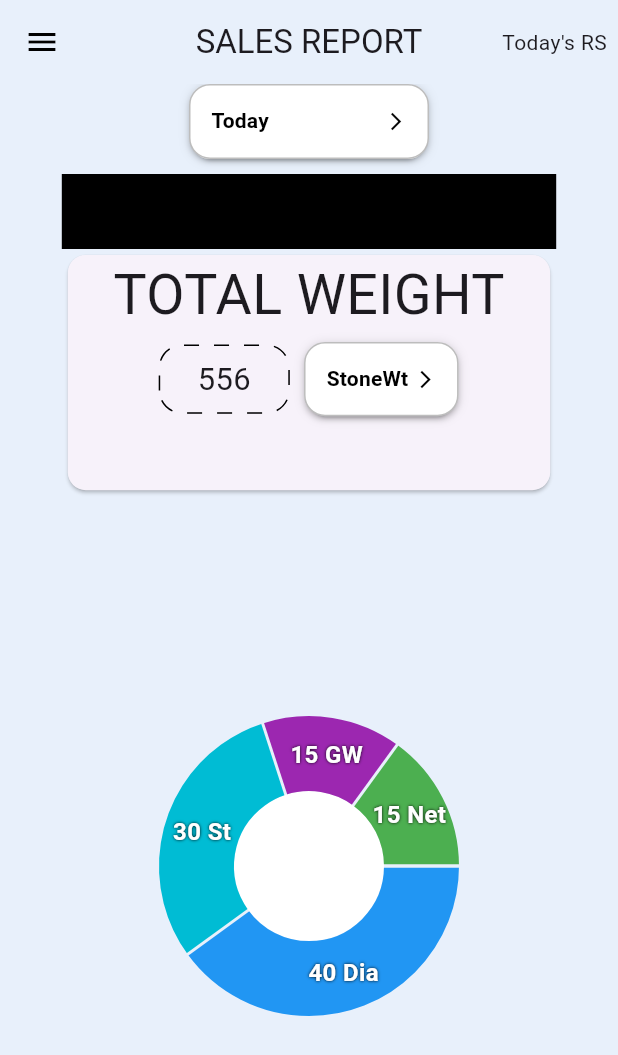
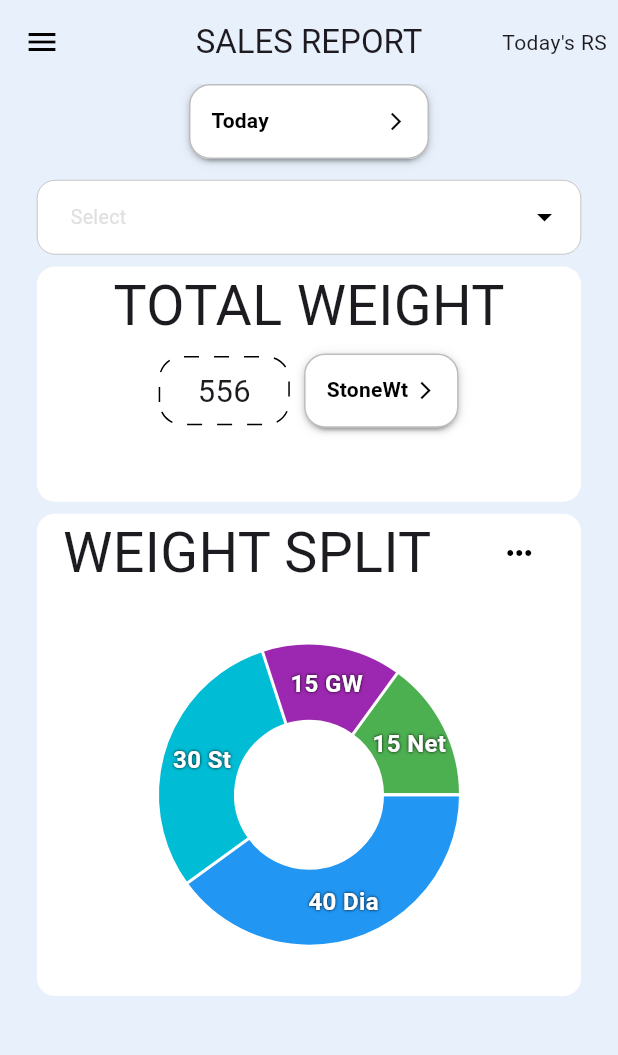
Before and after one commit to gaseer/gramboo_sales_details, a Flutter app: the screen it shows after launch, on a phone screen of 412 x 824 dp. Shown: the top 1055 px of the screen. Run offline on Flutter 3.47's test engine with Material 3 defaults, Android fonts, the phone set to English and light mode, and no system bars; drawn by our look-alikes of dotted_border, dropdown_button2, fl_chart, multi_dropdown; our stand-ins replace flutter_riverpod, fpdart.

Commit message:
Multi select dropdown and minor theme changes

```diff
--- a/lib/core/theme/theme.dart
+++ b/lib/core/theme/theme.dart
@@ -24,6 +24,9 @@ class Palette {
         foregroundColor: MaterialStatePropertyAll(iconColor),
       ),
     ),
-    cardColor: cardColor,
+    cardTheme: const CardTheme(
+      color: cardColor,
+      elevation: 0,
+    ),
   );
 }
--- a/lib/core/utilities/custom_dropDown.dart
+++ b/lib/core/utilities/custom_dropDown.dart
@@ -6,13 +6,11 @@ import 'package:gramboo_sales_details/core/theme/theme.dart';
 class CustomDropDown extends ConsumerStatefulWidget {
   final List<String> dropList;
   final StateProvider<String?> selectedValueProvider;
-  final void Function(String?) onChanged;
 
   const CustomDropDown({
     Key? key,
     required this.dropList,
     required this.selectedValueProvider,
-    required this.onChanged,
   }) : super(key: key);
 
   @override
@@ -74,7 +72,6 @@ class _CustomDropDownState extends ConsumerState<CustomDropDown> {
           ref
               .read(widget.selectedValueProvider.notifier)
               .update((state) => value);
-          widget.onChanged(value);
         },
         buttonStyleData: ButtonStyleData(
           height: 50,
--- a/lib/features/sales_report/screens/salesReport_screen.dart
+++ b/lib/features/sales_report/screens/salesReport_screen.dart
@@ -4,6 +4,10 @@ import 'package:flutter/material.dart';
 import 'package:flutter_riverpod/flutter_riverpod.dart';
 import 'package:gramboo_sales_details/core/theme/theme.dart';
 import 'package:gramboo_sales_details/core/utilities/custom_dropDown.dart';
+import 'package:multi_dropdown/enum/app_enums.dart';
+import 'package:multi_dropdown/models/chip_config.dart';
+import 'package:multi_dropdown/models/value_item.dart';
+import 'package:multi_dropdown/multiselect_dropdown.dart';
 
 import '../../../core/global_variables.dart';
 
@@ -15,7 +19,11 @@ class SalesReportScreen extends ConsumerStatefulWidget {
 }
 
 class _SalesReportScreenState extends ConsumerState<SalesReportScreen> {
-  int touchedIndex = -1;
+  final _filterController = MultiSelectController();
+
+  final touchedIndexPieProvider = StateProvider<int>((ref) {
+    return -1;
+  });
 
   final dayFilterDropValueProvider = StateProvider<String?>((ref) {
     return "Today";
@@ -26,33 +34,68 @@ class _SalesReportScreenState extends ConsumerState<SalesReportScreen> {
   });
 
   @override
+  void dispose() {
+    super.dispose();
+    _filterController.dispose();
+  }
+
+  @override
   Widget build(BuildContext context) {
-    print(ref.watch(weightDropValueProvider));
-    print(ref.watch(dayFilterDropValueProvider));
     return Scaffold(
       appBar: AppBar(
         title: const Text("SALES REPORT"),
-        actions: [Text("Today's RS  ")],
+        actions: const [
+          Text("Today's RS  "),
+        ],
       ),
       drawer: const Drawer(),
-      body: Column(
+      body: Container(
+        height: h,
+        width: w,
+        child: Column(
           children: [
             CustomDropDown(
               dropList: const ["Today", "Yesterday", "This month"],
-            onChanged: (p0) {},
               selectedValueProvider: dayFilterDropValueProvider,
             ),
             const SizedBox(
               height: 10,
             ),
-          Container(
-            height: 50,
-            width: w * .8,
-            color: Colors.black,
+            SizedBox(
+              height: h * .07,
+              width: w * .9,
+              child: Card(
+                child: MultiSelectDropDown(
+                  backgroundColor: Palette.cardColor,
+                  showClearIcon: true,
+                  controller: _filterController,
+                  onOptionSelected: (options) {},
+                  options: const <ValueItem>[
+                    ValueItem(label: 'Option 1', value: '1'),
+                    ValueItem(label: 'Option 2', value: '2'),
+                    ValueItem(label: 'Option 3', value: '3'),
+                    ValueItem(label: 'Option 4', value: '4'),
+                    ValueItem(label: 'Option 5', value: '5'),
+                    ValueItem(label: 'Option 6', value: '6'),
+                  ],
+                  maxItems: 2,
+                  disabledOptions: const [
+                    ValueItem(label: 'Option 1', value: '1')
+                  ],
+                  selectionType: SelectionType.multi,
+                  chipConfig: const ChipConfig(wrapType: WrapType.wrap),
+                  dropdownHeight: 300,
+                  optionTextStyle: const TextStyle(fontSize: 16),
+                  selectedOptionIcon: const Icon(Icons.check_circle),
                 ),
+              ),
+            ),
+
+            //weight selection card
+
             SizedBox(
               height: h * .2,
-            width: w * .8,
+              width: w * .9,
               child: Card(
                 child: Center(
                   child: Column(
@@ -63,7 +106,7 @@ class _SalesReportScreenState extends ConsumerState<SalesReportScreen> {
                           fontSize: w * .09,
                         ),
                       ),
-                    SizedBox(
+                      const SizedBox(
                         height: 5,
                       ),
                       Row(
@@ -94,8 +137,7 @@ class _SalesReportScreenState extends ConsumerState<SalesReportScreen> {
                             height: h * .06,
                             width: w * .25,
                             child: CustomDropDown(
-                            dropList: ["GW", "StoneWt", "diaWt"],
-                            onChanged: (p0) {},
+                              dropList: const ["GW", "StoneWt", "diaWt"],
                               selectedValueProvider: weightDropValueProvider,
                             ),
                           ),
@@ -106,22 +148,50 @@ class _SalesReportScreenState extends ConsumerState<SalesReportScreen> {
                 ),
               ),
             ),
+
             //Added pie chart
+            SizedBox(
+              height: h * .4,
+              width: w * .9,
+              child: Card(
+                child: Consumer(
+                  builder: (context, ref, child) {
+                    return Column(
+                      children: [
+                        Row(
+                          mainAxisAlignment: MainAxisAlignment.spaceAround,
+                          children: [
+                            Text(
+                              "WEIGHT SPLIT",
+                              style: TextStyle(
+                                fontSize: w * .09,
+                              ),
+                            ),
+                            IconButton(
+                              onPressed: () {},
+                              icon: Icon(Icons.more_horiz),
+                            ),
+                          ],
+                        ),
                         Expanded(
                           child: PieChart(
                             PieChartData(
                               pieTouchData: PieTouchData(
-                  touchCallback: (FlTouchEvent event, pieTouchResponse) {
-                    setState(() {
+                                touchCallback:
+                                    (FlTouchEvent event, pieTouchResponse) {
                                   if (!event.isInterestedForInteractions ||
                                       pieTouchResponse == null ||
                                       pieTouchResponse.touchedSection == null) {
-                        touchedIndex = -1;
+                                    ref
+                                        .read(touchedIndexPieProvider.notifier)
+                                        .state = -1;
                                     return;
                                   }
-                      touchedIndex =
-                          pieTouchResponse.touchedSection!.touchedSectionIndex;
-                    });
+                                  ref
+                                          .read(touchedIndexPieProvider.notifier)
+                                          .state =
+                                      pieTouchResponse
+                                          .touchedSection!.touchedSectionIndex;
                                 },
                               ),
                               borderData: FlBorderData(
@@ -130,19 +200,29 @@ class _SalesReportScreenState extends ConsumerState<SalesReportScreen> {
                               sectionsSpace: 2,
                               centerSpaceColor: Colors.white,
                               centerSpaceRadius: 50,
-                sections: showingSections(),
+                              sections: showingSections(ref: ref),
+                            ),
+                          ),
+                        ),
+                      ],
+                    );
+                  },
                 ),
               ),
             ),
           ],
         ),
+      ),
     );
   }
 
   //function to display the pie chart sections !
-  List<PieChartSectionData> showingSections() {
-    return List.generate(4, (i) {
-      final isTouched = i == touchedIndex;
+  List<PieChartSectionData> showingSections({required WidgetRef ref}) {
+    return List.generate(
+      4,
+      (i) {
+        final isTouched = i == ref.watch(touchedIndexPieProvider);
+
         final fontSize = isTouched ? 25.0 : 16.0;
         final radius = isTouched ? 60.0 : 50.0;
         const shadows = [Shadow(color: Colors.black, blurRadius: 2)];
@@ -202,6 +282,7 @@ class _SalesReportScreenState extends ConsumerState<SalesReportScreen> {
           default:
             throw Error();
         }
-    });
+      },
+    );
   }
 }
--- a/pubspec.yaml
+++ b/pubspec.yaml
@@ -15,6 +15,7 @@ dependencies:
   dotted_border: ^2.1.0
   google_fonts: ^6.1.0
   fl_chart: 0.60.0
+  multi_dropdown: ^2.1.2
 
 
 dev_dependencies:
```
Also changed, not shown: pubspec.lock, 1 other file. Lines whose indentation alone changed are shown as unchanged.
